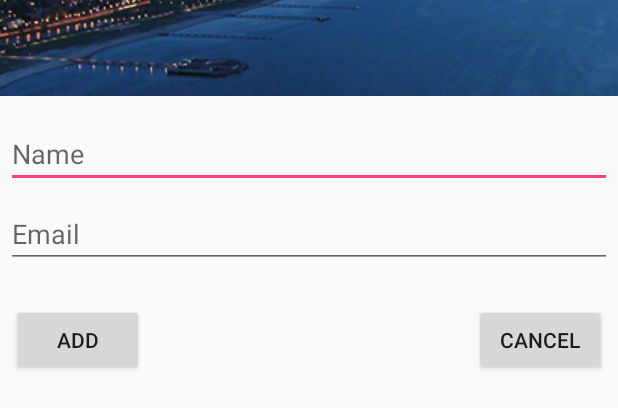
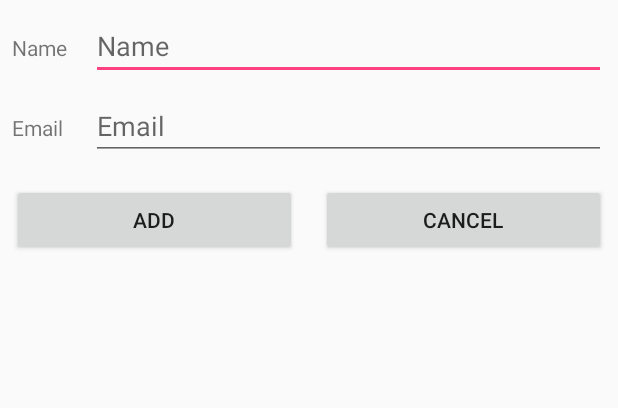
Before and after one commit to MahmoudAbdelFatah/wasla, an Android app: the layout activity_add_contact_dialog.xml on its own in the app's theme, with its tools: preview values and no code run, on a phone screen of 412 x 824 dp. Shown: the top 408 px of the screen. Run offline under Robolectric (Android 15) with nearby library versions, the phone set to English and light mode, and no system bars.

Commit message:
fix bug on first sync, change dialog design

```diff
--- a/app/src/main/AndroidManifest.xml
+++ b/app/src/main/AndroidManifest.xml
@@ -17,7 +17,7 @@
             </intent-filter>
         </activity>
         <activity android:name=".view.AddContactDialog"
-            android:theme="@android:style/Theme.Holo.Light.Dialog.NoActionBar.MinWidth"></activity>
+            android:theme="@android:style/Theme.Holo.Light.Dialog.MinWidth" android:label="Add new contact"></activity>
     </application>
 
 </manifest>
--- a/app/src/main/java/com/example/wasla/model/OnlineDataBase.java
+++ b/app/src/main/java/com/example/wasla/model/OnlineDataBase.java
@@ -49,13 +49,17 @@ public class OnlineDataBase {
                 GenericTypeIndicator<List<Instructor>> type = new GenericTypeIndicator<List<Instructor>>() {
                 };
                 //    availableContacts= dataSnapshot.getValue(type);
+                List<Instructor> temp=dataSnapshot.getValue(type);
+                if(temp!=null) {
                     availableContacts.clear();
-                availableContacts.addAll(dataSnapshot.getValue(type));
+
+                    availableContacts.addAll(temp);
                     //  instructors.clear();
                     // instructors.addAll(dataSnapshot.getValue(type));
 
                     instructorAdapter.notifyDataSetChanged();
                     // Log.d("test",availableContacts.get(1).getName()); //for testing
+                }
             }
 
             @Override
@@ -82,14 +86,16 @@ public class OnlineDataBase {
                 GenericTypeIndicator<List<Instructor>> type = new GenericTypeIndicator<List<Instructor>>() {
                 };
                 //    pendingContacts=dataSnapshot.getValue(type);
-
+                List<Instructor> temp=dataSnapshot.getValue(type);
+                if(temp!=null) {
                     pendingContacts.clear();
-                pendingContacts.addAll(dataSnapshot.getValue(type));
+                    pendingContacts.addAll(temp);
                     //  instructors.clear();
                     // instructors.addAll(dataSnapshot.getValue(type));
 
                     instructorAdapter.notifyDataSetChanged();
                     // Log.d("test",availableContacts.get(1).getName()); //for testing
+                }
             }
 
             @Override
--- a/app/src/main/res/layout/activity_add_contact_dialog.xml
+++ b/app/src/main/res/layout/activity_add_contact_dialog.xml
@@ -1,74 +1,100 @@
-<LinearLayout xmlns:android="http://schemas.android.com/apk/res/android"
+<android.support.constraint.ConstraintLayout xmlns:android="http://schemas.android.com/apk/res/android"
     xmlns:app="http://schemas.android.com/apk/res-auto"
     xmlns:tools="http://schemas.android.com/tools"
-    android:layout_width="wrap_content"
+    android:layout_width="match_parent"
     android:layout_height="wrap_content"
     android:orientation="vertical">
 
-    <ImageView
-        android:layout_width="match_parent"
-        android:layout_height="64dp"
-        android:contentDescription="@string/app_name"
-        android:scaleType="center"
-        android:src="@drawable/wide_dynamic_range" />
+    <TextView
+        android:id="@+id/textView2"
+        android:layout_width="wrap_content"
+        android:layout_height="wrap_content"
+        android:layout_marginLeft="8dp"
+        android:layout_marginStart="8dp"
+        android:text="Name"
+        app:layout_constraintBaseline_toBaselineOf="@+id/name"
+        app:layout_constraintStart_toStartOf="parent" />
+
+    <TextView
+        android:id="@+id/textView"
+        android:layout_width="wrap_content"
+        android:layout_height="wrap_content"
+        android:layout_marginLeft="8dp"
+        android:layout_marginStart="8dp"
+        android:text="Email"
+        app:layout_constraintBaseline_toBaselineOf="@+id/email"
+        app:layout_constraintStart_toStartOf="parent" />
+
 
     <EditText
         android:id="@+id/name"
-        android:layout_width="match_parent"
+        android:layout_width="0dp"
         android:layout_height="wrap_content"
-        android:layout_marginBottom="4dp"
-        android:layout_marginLeft="4dp"
-        android:layout_marginRight="4dp"
-        android:layout_marginTop="16dp"
+        android:layout_marginEnd="8dp"
+        android:layout_marginStart="16dp"
+        android:layout_marginTop="8dp"
         android:hint="Name"
-        android:inputType="textCapWords" />
+        android:inputType="textCapWords"
+        app:layout_constraintEnd_toEndOf="parent"
+        app:layout_constraintStart_toEndOf="@+id/textView2"
+        app:layout_constraintTop_toTopOf="parent"
+        android:layout_marginRight="8dp"
+        android:layout_marginLeft="16dp" />
 
     <EditText
         android:id="@+id/email"
-        android:layout_width="match_parent"
+        android:layout_width="0dp"
         android:layout_height="wrap_content"
-        android:layout_marginBottom="16dp"
-        android:layout_marginLeft="4dp"
-        android:layout_marginRight="4dp"
-        android:layout_marginTop="4dp"
+        android:layout_marginEnd="8dp"
+        android:layout_marginStart="16dp"
+        android:layout_marginTop="8dp"
         android:hint="@string/prompt_email"
-        android:inputType="textEmailAddress" />
+        android:inputType="textEmailAddress"
+        app:layout_constraintEnd_toEndOf="parent"
+        app:layout_constraintStart_toEndOf="@+id/textView2"
+        app:layout_constraintTop_toBottomOf="@+id/name"
+        android:layout_marginRight="8dp"
+        android:layout_marginLeft="16dp" />
 
-    <android.support.constraint.ConstraintLayout
-        android:layout_width="match_parent"
+    <Button
+        android:id="@+id/addContactButton"
+
+        android:layout_width="0dp"
         android:layout_height="wrap_content"
-        android:orientation="vertical">
 
-        <Button
-            android:id="@+id/addContactButton"
+        android:layout_marginEnd="8dp"
+        android:layout_marginStart="8dp"
+        android:layout_marginTop="16dp"
+        android:text="Add"
+        app:layout_constraintEnd_toEndOf="@+id/space"
+        app:layout_constraintStart_toStartOf="parent"
+        app:layout_constraintTop_toBottomOf="@+id/email" />
 
-            android:layout_width="wrap_content"
-            android:layout_height="wrap_content"
+    <Space
+        android:id="@+id/space"
+        android:layout_width="wrap_content"
+        android:layout_height="1dp"
+        app:layout_constraintBottom_toBottomOf="parent"
+        app:layout_constraintEnd_toEndOf="parent"
+        app:layout_constraintStart_toStartOf="parent"
+        app:layout_constraintTop_toTopOf="parent" />
 
-            android:layout_marginBottom="8dp"
-            android:layout_marginStart="8dp"
-            android:layout_marginTop="8dp"
-            android:text="Add"
-            app:layout_constraintBottom_toBottomOf="parent"
-            app:layout_constraintStart_toStartOf="parent"
-            app:layout_constraintTop_toTopOf="parent"
-            android:layout_marginLeft="8dp" />
+    <Button
+        android:id="@+id/cancelContactButton"
 
-        <Button
-            android:id="@+id/cancelContactButton"
+        android:layout_width="0dp"
+        android:layout_height="wrap_content"
 
-            android:layout_width="wrap_content"
-            android:layout_height="wrap_content"
+        android:layout_marginBottom="8dp"
 
-            android:layout_marginBottom="8dp"
-            android:layout_marginEnd="8dp"
+        android:layout_marginEnd="8dp"
+        android:layout_marginStart="8dp"
+        android:layout_marginTop="16dp"
+        android:text="Cancel"
+        app:layout_constraintBottom_toBottomOf="parent"
+        app:layout_constraintEnd_toEndOf="parent"
+        app:layout_constraintStart_toEndOf="@+id/space"
+        app:layout_constraintTop_toBottomOf="@+id/email"
+        app:layout_constraintVertical_bias="1.0" />
 
-            android:layout_marginTop="8dp"
-            android:text="Cancel"
-            app:layout_constraintBottom_toBottomOf="parent"
-            app:layout_constraintEnd_toEndOf="parent"
-            app:layout_constraintTop_toTopOf="parent"
-            android:layout_marginRight="8dp" />
-    </android.support.constraint.ConstraintLayout>
-
-</LinearLayout>
+</android.support.constraint.ConstraintLayout>
```
Lines whose indentation alone changed are shown as unchanged.
